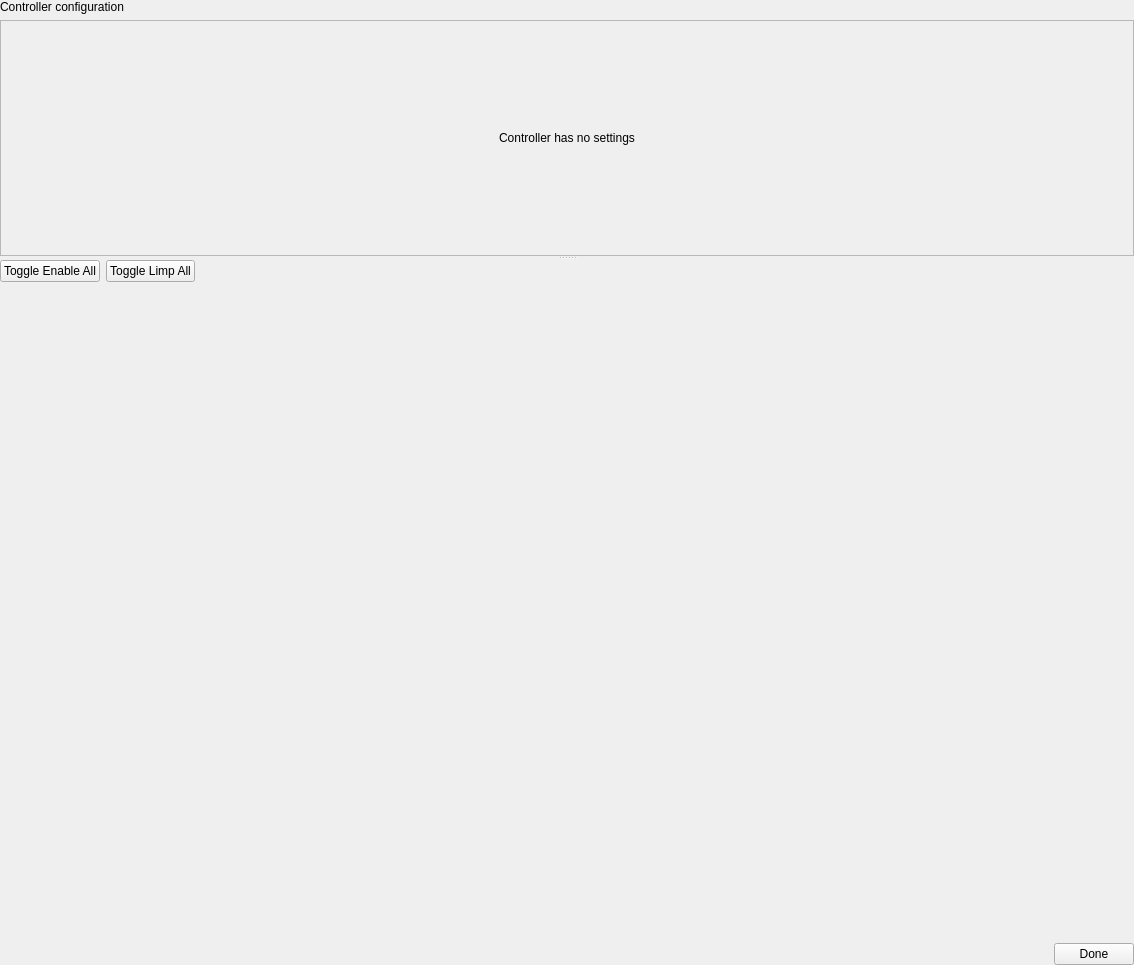
First picture: the form in src/libs/libhardware/hardware/ControllerActivity.ui, repository mrdeveloperdude/OctoMY, before the edit.
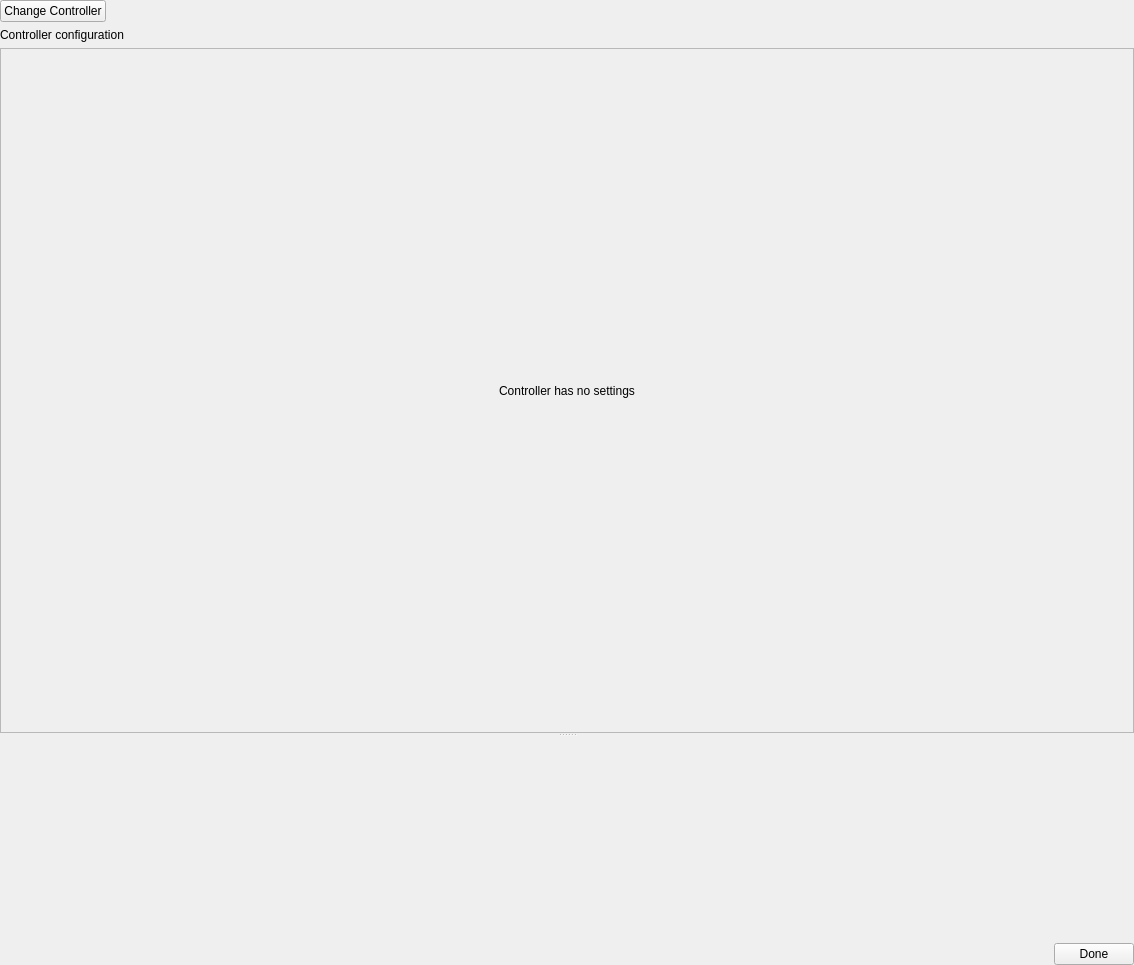
Second picture: the form after the edit. Custom widgets are drawn as their Qt base class.

What changed in the file:
```diff
--- a/src/libs/libhardware/hardware/ControllerActivity.ui
+++ b/src/libs/libhardware/hardware/ControllerActivity.ui
@@ -13,7 +13,7 @@
   <property name="windowTitle">
    <string>Form</string>
   </property>
-  <layout class="QVBoxLayout" name="verticalLayout_3" stretch="0,1,0">
+  <layout class="QVBoxLayout" name="verticalLayout_3" stretch="0,0,1,0">
    <property name="leftMargin">
     <number>0</number>
    </property>
@@ -26,6 +26,30 @@
    <property name="bottomMargin">
     <number>0</number>
    </property>
+   <item>
+    <layout class="QHBoxLayout" name="horizontalLayout_2">
+     <item>
+      <widget class="QPushButton" name="pushButtonChangeController">
+       <property name="text">
+        <string>Change Controller</string>
+       </property>
+      </widget>
+     </item>
+     <item>
+      <spacer name="horizontalSpacer_2">
+       <property name="orientation">
+        <enum>Qt::Orientation::Horizontal</enum>
+       </property>
+       <property name="sizeHint" stdset="0">
+        <size>
+         <width>40</width>
+         <height>20</height>
+        </size>
+       </property>
+      </spacer>
+     </item>
+    </layout>
+   </item>
    <item>
     <widget class="QLabel" name="label_6">
      <property name="sizePolicy">
@@ -60,7 +84,7 @@
          <x>0</x>
          <y>0</y>
          <width>1132</width>
-         <height>244</height>
+         <height>670</height>
         </rect>
        </property>
        <property name="sizePolicy">
@@ -104,8 +128,14 @@
        </layout>
       </widget>
      </widget>
-     <widget class="QWidget" name="widget" native="true">
-      <layout class="QVBoxLayout" name="verticalLayout_2" stretch="0,1">
+     <widget class="ControllerManagementWidget" name="widgetControllerManagement" native="true">
+      <property name="minimumSize">
+       <size>
+        <width>0</width>
+        <height>200</height>
+       </size>
+      </property>
+      <layout class="QVBoxLayout" name="verticalLayout_2">
        <property name="leftMargin">
         <number>0</number>
        </property>
@@ -118,42 +148,6 @@
        <property name="bottomMargin">
         <number>0</number>
        </property>
-       <item>
-        <layout class="QHBoxLayout" name="horizontalLayout_2">
-         <item>
-          <widget class="QPushButton" name="pushButtonToggleEnableAll">
-           <property name="text">
-            <string>Toggle Enable All</string>
-           </property>
-          </widget>
-         </item>
-         <item>
-          <widget class="QPushButton" name="pushButtonToggleLimpAll">
-           <property name="text">
-            <string>Toggle Limp All</string>
-           </property>
-          </widget>
-         </item>
-         <item>
-          <spacer name="horizontalSpacer_2">
-           <property name="orientation">
-            <enum>Qt::Orientation::Horizontal</enum>
-           </property>
-           <property name="sizeHint" stdset="0">
-            <size>
-             <width>40</width>
-             <height>20</height>
-            </size>
-           </property>
-          </spacer>
-         </item>
-        </layout>
-       </item>
-       <item>
-        <widget class="ActuatorManagerWidget" name="widgetActuatorManager" native="true">
-         <layout class="QVBoxLayout" name="verticalLayout"/>
-        </widget>
-       </item>
       </layout>
      </widget>
     </widget>
@@ -186,9 +180,9 @@
  </widget>
  <customwidgets>
   <customwidget>
-   <class>ActuatorManagerWidget</class>
+   <class>ControllerManagementWidget</class>
    <extends>QWidget</extends>
-   <header location="global">hardware/actuator/ActuatorManagerWidget.hpp</header>
+   <header location="global">hardware/ControllerManagementWidget.hpp</header>
    <container>1</container>
   </customwidget>
  </customwidgets>
@@ -211,30 +205,14 @@
    </hints>
   </connection>
   <connection>
-   <sender>pushButtonToggleEnableAll</sender>
+   <sender>pushButtonChangeController</sender>
    <signal>clicked()</signal>
    <receiver>ControllerActivity</receiver>
-   <slot>toggleEnableAll()</slot>
+   <slot>changeController()</slot>
    <hints>
     <hint type="sourcelabel">
-     <x>40</x>
-     <y>286</y>
-    </hint>
-    <hint type="destinationlabel">
-     <x>566</x>
-     <y>482</y>
-    </hint>
-   </hints>
-  </connection>
-  <connection>
-   <sender>pushButtonToggleLimpAll</sender>
-   <signal>clicked()</signal>
-   <receiver>ControllerActivity</receiver>
-   <slot>toggleLimpAll()</slot>
-   <hints>
-    <hint type="sourcelabel">
-     <x>126</x>
-     <y>286</y>
+     <x>56</x>
+     <y>13</y>
     </hint>
     <hint type="destinationlabel">
      <x>566</x>
@@ -245,7 +223,6 @@
  </connections>
  <slots>
   <slot>done()</slot>
-  <slot>toggleLimpAll()</slot>
-  <slot>toggleEnableAll()</slot>
+  <slot>changeController()</slot>
  </slots>
 </ui>
```
